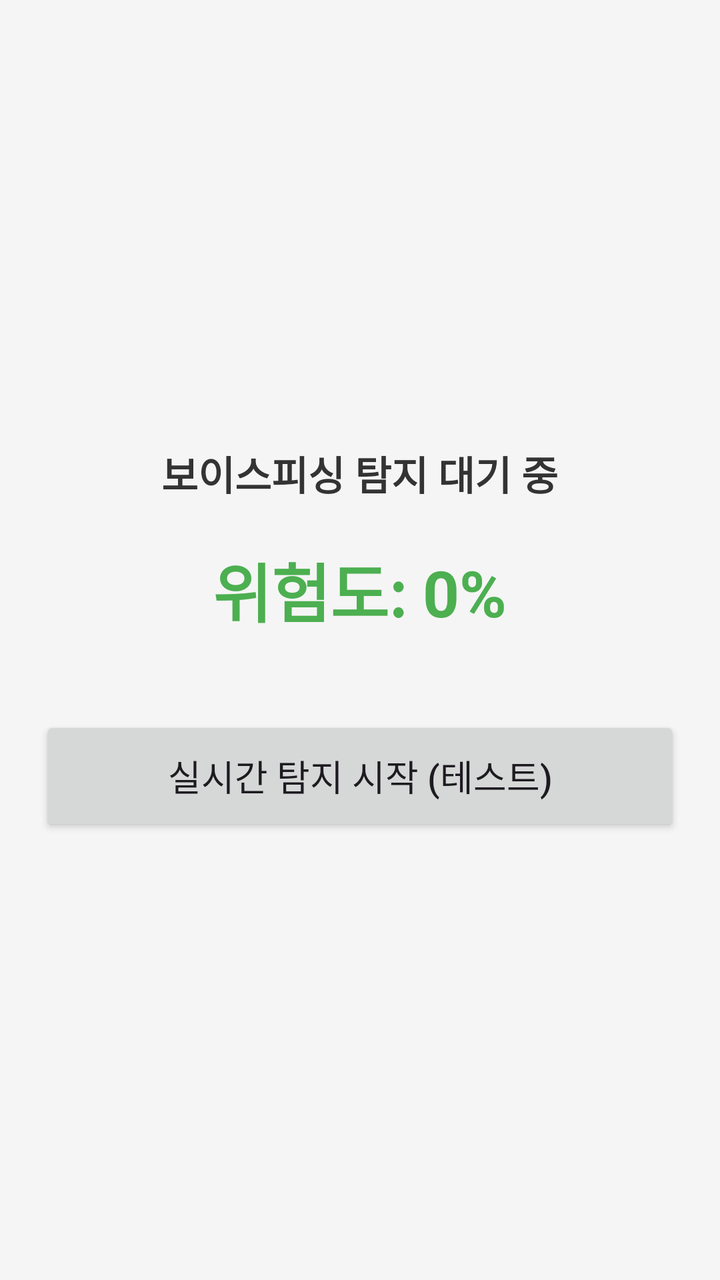
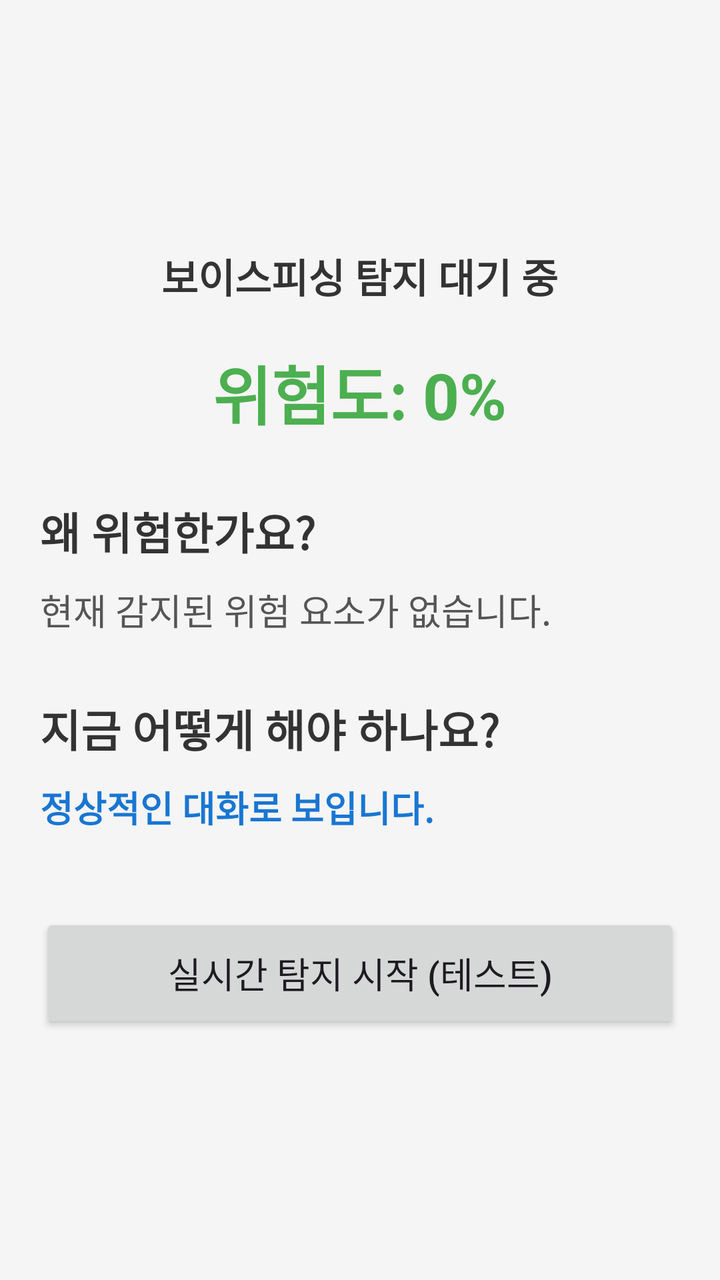

Before-and-after screenshots of an Android layout around one commit, followed by the original layout XML and the change that was made.
<!-- AndroidManifest.xml: application theme Theme.Safeguardai -->
<!-- res/layout/activity_main.xml -->
<?xml version="1.0" encoding="utf-8"?>
<LinearLayout xmlns:android="http://schemas.android.com/apk/res/android"
    android:id="@+id/rootLayout"
    android:layout_width="match_parent"
    android:layout_height="match_parent"
    android:orientation="vertical"
    android:gravity="center"
    android:padding="20dp"
    android:background="#F5F5F5">

    <TextView

        android:id="@+id/tvStatus"
        android:layout_width="wrap_content"
        android:layout_height="wrap_content"
        android:text="@string/status_waiting"
        android:textSize="20sp"
        android:textStyle="bold"
        android:textColor="#333333" />

    <TextView
        android:id="@+id/tvRiskScore"
        android:layout_width="wrap_content"
        android:layout_height="wrap_content"
        android:text="@string/risk_score_initial"
        android:textSize="32sp"
        android:textStyle="bold"
        android:textColor="#4CAF50"
        android:layout_marginTop="20dp" />

    <Button
        android:id="@+id/btnStart"
        android:layout_width="match_parent"
        android:layout_height="60dp"
        android:text="@string/btn_start_test"
        android:textSize="18sp"
        android:layout_marginTop="40dp" />

</LinearLayout>
<!-- resources referenced by this layout -->
<resources>
  <string name="btn_start_test">실시간 탐지 시작 (테스트)</string>
  <string name="risk_score_initial">위험도: 0%</string>
  <string name="status_waiting">보이스피싱 탐지 대기 중</string>
  <style name="Theme.Safeguardai" parent="Base.Theme.Safeguardai" />
  <style name="Base.Theme.Safeguardai" parent="Theme.Material3.DayNight.NoActionBar">
          
          
      </style>
</resources>

<!-- the commit's change to res/layout/activity_main.xml (unified diff, before → after) -->
@@ -28,6 +28,47 @@
         android:textColor="#4CAF50"
         android:layout_marginTop="20dp" />
 
+    <TextView
+        android:id="@+id/tvReasonTitle"
+        android:layout_width="match_parent"
+        android:layout_height="wrap_content"
+        android:text="@string/reason_title"
+        android:textSize="22sp"
+        android:textStyle="bold"
+        android:textColor="#333333"
+        android:layout_marginTop="30dp" />
+
+    <TextView
+        android:id="@+id/tvReasons"
+        android:layout_width="match_parent"
+        android:layout_height="wrap_content"
+        android:text="@string/reason_empty"
+        android:textSize="18sp"
+        android:textColor="#555555"
+        android:lineSpacingExtra="6dp"
+        android:layout_marginTop="10dp" />
+
+    <TextView
+        android:id="@+id/tvActionTitle"
+        android:layout_width="match_parent"
+        android:layout_height="wrap_content"
+        android:text="@string/action_title"
+        android:textSize="22sp"
+        android:textStyle="bold"
+        android:textColor="#333333"
+        android:layout_marginTop="30dp" />
+
+    <TextView
+        android:id="@+id/tvActions"
+        android:layout_width="match_parent"
+        android:layout_height="wrap_content"
+        android:text="@string/action_empty"
+        android:textSize="18sp"
+        android:textColor="#1976D2"
+        android:textStyle="bold"
+        android:lineSpacingExtra="6dp"
+        android:layout_marginTop="10dp" />
+
     <Button
         android:id="@+id/btnStart"
         android:layout_width="match_parent"
<!-- resource entries referenced after the edit -->
@@ -1,6 +1,10 @@
 <!-- resources referenced by this layout -->
 <resources>
+  <string name="action_empty">정상적인 대화로 보입니다.</string>
+  <string name="action_title">지금 어떻게 해야 하나요?</string>
   <string name="btn_start_test">실시간 탐지 시작 (테스트)</string>
+  <string name="reason_empty">현재 감지된 위험 요소가 없습니다.</string>
+  <string name="reason_title">왜 위험한가요?</string>
   <string name="risk_score_initial">위험도: 0%</string>
   <string name="status_waiting">보이스피싱 탐지 대기 중</string>
   <style name="Theme.Safeguardai" parent="Base.Theme.Safeguardai" />
